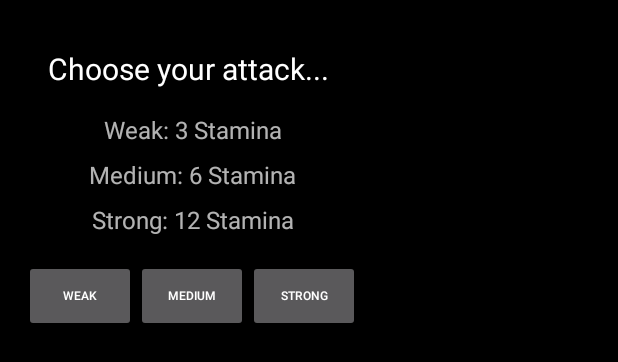
After one commit to Hhwhiskey/RPG, an Android app: the layout dialog_attack.xml on its own in the app's theme, with its tools: preview values and no code run, on a phone screen of 412 x 824 dp. The commit adds this screen. Shown: the top 362 px of the screen. Run offline under Robolectric (Android 15) with nearby library versions, the phone set to English and light mode, and no system bars.

Commit message:
dialog and class fixes

```diff
--- a/app/src/main/AndroidManifest.xml
+++ b/app/src/main/AndroidManifest.xml
@@ -9,6 +9,7 @@
         android:label="@string/app_name"
         android:supportsRtl="true"
         android:theme="@style/AppTheme.NoActionBar">
+
         <service android:name=".utils.MusicService" android:stopWithTask="true" />
 
         <activity
--- a/app/src/main/java/com/kevinhodges/dragonborn/activities/TitleActivity.java
+++ b/app/src/main/java/com/kevinhodges/dragonborn/activities/TitleActivity.java
@@ -35,8 +35,6 @@ public class TitleActivity extends AppCompatActivity {
         setContentView(R.layout.activity_title);
 
         getWindow().setFlags(WindowManager.LayoutParams.FLAG_FULLSCREEN, WindowManager.LayoutParams.FLAG_FULLSCREEN);
-
-        isActivityIntent = false;
 
         sharedPreferences = PreferenceManager.getDefaultSharedPreferences(getBaseContext());
         editor = sharedPreferences.edit();
--- a/app/src/main/java/com/kevinhodges/dragonborn/races/Faerie.java
+++ b/app/src/main/java/com/kevinhodges/dragonborn/races/Faerie.java
@@ -12,7 +12,8 @@ public class Faerie extends Uman {
     private int gold = 10;
 
     private boolean massiveWeapons = false;
-    private String trait = "2 attacks before taking any damage and very high attack power.";
+    private String trait = "2 attacks before taking any damage and cannot be ambushed, even while resting.";
+    private String special = "Teleport - Gain distance and get 2 free attacks on same target";
 
     public Faerie() {
 
--- a/app/src/main/java/com/kevinhodges/dragonborn/races/Loken.java
+++ b/app/src/main/java/com/kevinhodges/dragonborn/races/Loken.java
@@ -7,12 +7,13 @@ public class Loken extends Uman {
 
     private int health = 100;
     private int stamina = 100;
-    private int attackPower = 150;
+    private int attackPower = 200;
     private int armor = 10;
     private int gold = 10;
 
     private boolean massiveWeapons = true;
-    private String trait = "Massive weapons and misses do not use stamina.";
+    private String trait = "Massive weapons and misses don't use stamina.";
+    private String special = "Whirlwind - Attacks all enemies instead of one.";
 
     public Loken() {
 
--- a/app/src/main/java/com/kevinhodges/dragonborn/races/Risen.java
+++ b/app/src/main/java/com/kevinhodges/dragonborn/races/Risen.java
@@ -12,7 +12,8 @@ public class Risen extends Uman {
     private int gold = 10;
 
     private boolean massiveWeapons = false;
-    private String trait = "Very high stamina and the ability to drain life from enemies.";
+    private String trait = "Very high stamina.";
+    private String special = "Drain life - Drain your strong attack amount from enemy and fill your health.";
 
 
     public Risen () {
--- a/app/src/main/java/com/kevinhodges/dragonborn/races/Uman.java
+++ b/app/src/main/java/com/kevinhodges/dragonborn/races/Uman.java
@@ -13,6 +13,7 @@ public class Uman {
 
     private boolean massiveWeapons = false;
     private String trait = "Very high health and better armor.";
+    private String special = "Shield wall - Take no damage this turn";
 
     public Uman() {
 
--- a/app/src/main/res/animator/dialog_show.xml
+++ b/app/src/main/res/animator/dialog_show.xml
@@ -1,7 +1,8 @@
 <?xml version="1.0" encoding="utf-8"?>
 <set xmlns:android="http://schemas.android.com/apk/res/android">
 
-    <alpha android:fromAlpha="0.0"
+    <alpha
+        android:fromAlpha="0.0"
         android:toAlpha="1.0"
         android:interpolator="@android:anim/accelerate_interpolator"
         android:duration="250"
--- /dev/null
+++ b/app/src/main/res/layout/dialog_attack.xml
@@ -0,0 +1,112 @@
+<?xml version="1.0" encoding="utf-8"?>
+<RelativeLayout xmlns:android="http://schemas.android.com/apk/res/android"
+    xmlns:tools="http://schemas.android.com/tools"
+    android:layout_width="match_parent"
+    android:layout_height="match_parent"
+    android:paddingBottom="@dimen/activity_vertical_margin"
+    android:paddingLeft="@dimen/activity_horizontal_margin"
+    android:paddingRight="@dimen/activity_horizontal_margin"
+    android:paddingTop="@dimen/activity_vertical_margin"
+    tools:context=".MainActivity"
+    android:background="#000000">
+
+  <LinearLayout
+      android:layout_width="wrap_content"
+      android:layout_height="wrap_content"
+      android:id="@+id/AttackOptionsLinearLayout"
+      android:background="@color/colorPrimary"
+      android:orientation="vertical"
+      android:layout_alignParentTop="true"
+      android:layout_alignParentLeft="true"
+      android:layout_alignParentStart="true">
+
+      <TextView
+          android:layout_width="wrap_content"
+          android:layout_height="wrap_content"
+          android:text="Choose your attack... "
+          android:id="@+id/textView6"
+          android:layout_alignParentTop="true"
+          android:layout_alignParentLeft="true"
+          android:layout_alignParentStart="true"
+          android:layout_margin="16dp"
+          android:textColor="#FFFFFF"
+          android:textSize="20dp" />
+
+      <TextView
+          android:layout_width="match_parent"
+          android:layout_height="wrap_content"
+          android:text="Weak: 3 Stamina"
+          android:id="@+id/textView8"
+          android:layout_centerVertical="true"
+          android:layout_alignLeft="@+id/textView6"
+          android:layout_alignStart="@+id/textView6"
+          android:gravity="center_horizontal"
+          android:layout_marginBottom="8dp"
+          android:textSize="16dp" />
+
+      <TextView
+          android:layout_width="match_parent"
+          android:layout_height="wrap_content"
+          android:text="Medium: 6 Stamina"
+          android:id="@+id/textView7"
+          android:layout_below="@+id/textView6"
+          android:layout_alignLeft="@+id/textView8"
+          android:layout_alignStart="@+id/textView8"
+          android:gravity="center_horizontal"
+          android:layout_marginBottom="8dp"
+          android:textSize="16dp" />
+
+      <TextView
+          android:layout_width="match_parent"
+          android:layout_height="wrap_content"
+          android:text="Strong: 12 Stamina"
+          android:layout_below="@+id/textView7"
+          android:layout_alignLeft="@+id/textView8"
+          android:layout_alignStart="@+id/textView8"
+          android:gravity="center_horizontal"
+          android:layout_marginBottom="16dp"
+          android:textSize="16dp" />
+
+  </LinearLayout>
+
+    <LinearLayout
+        android:orientation="horizontal"
+        android:layout_width="match_parent"
+        android:layout_height="wrap_content"
+        android:layout_below="@+id/AttackOptionsLinearLayout"
+        android:layout_alignRight="@+id/AttackOptionsLinearLayout"
+        android:layout_alignEnd="@+id/AttackOptionsLinearLayout">
+
+        <Button
+            android:id="@+id/dialog_button_weak_attack"
+            android:layout_width="0dp"
+            android:layout_height="wrap_content"
+            android:layout_below="@+id/textView6"
+            android:layout_alignParentLeft="true"
+            android:layout_alignParentStart="true"
+            android:layout_weight="1"
+            android:text="Weak"
+            android:textSize="8dp" />
+
+        <Button
+            android:id="@+id/dialog_button_medium_attack"
+            android:layout_width="0dp"
+            android:layout_height="wrap_content"
+            android:layout_below="@+id/textView6"
+            android:layout_toLeftOf="@+id/dialog_button_strong_attack"
+            android:layout_toStartOf="@+id/dialog_button_strong_attack"
+            android:layout_weight="1"
+            android:text="Medium"
+            android:textSize="8dp" />
+
+        <Button
+            android:id="@+id/dialog_button_strong_attack"
+            android:layout_width="0dp"
+            android:layout_height="wrap_content"
+            android:layout_below="@+id/textView6"
+            android:layout_centerHorizontal="true"
+            android:layout_weight="1"
+            android:text="Strong"
+            android:textSize="8dp" />
+    </LinearLayout>
+</RelativeLayout>
--- a/app/src/main/res/values/colors.xml
+++ b/app/src/main/res/values/colors.xml
@@ -1,8 +1,8 @@
 <?xml version="1.0" encoding="utf-8"?>
 <resources>
-    <color name="colorPrimary">#3F51B5</color>
-    <color name="colorPrimaryDark">#303F9F</color>
-    <color name="colorAccent">#FF4081</color>
+    <color name="colorPrimary">#000000</color>
+    <color name="colorPrimaryDark">#000000</color>
+    <color name="colorAccent">#FFFFFF</color>
     <color name="colorBackground">#000000</color>
     <color name="colorPrimaryText">#FFFFFF</color>
     <color name="colorDialogBox">#7d000000</color>
--- a/app/src/main/res/values/styles.xml
+++ b/app/src/main/res/values/styles.xml
@@ -1,7 +1,7 @@
 <resources>
 
     <!-- Base application theme. -->
-    <style name="AppTheme" parent="Theme.AppCompat.Light.DarkActionBar">
+    <style name="AppTheme" parent="Theme.AppCompat.NoActionBar">
         <!-- Customize your theme here. -->
         <item name="colorPrimary">@color/colorPrimary</item>
         <item name="colorPrimaryDark">@color/colorPrimaryDark</item>
@@ -19,20 +19,16 @@
     </style>
 
 
-    <style name="MyAlertDialogStyle" parent="android:Theme.Holo.Dialog">
+    <style name="MyAlertDialogStyle" parent="@android:style/Theme.Dialog">
         <!-- Used for the buttons -->
         <item name="colorAccent">#000000</item>
         <!-- Used for the title and text -->
         <item name="android:textColorPrimary">#FFFFFF</item>
         <!-- Used for the background -->
         <item name="android:background">#000000</item>
-
         <item name="android:windowBackground">@android:color/transparent</item>
+        <item name="android:textColor">#FFFFFF</item>
 
     </style>
 
-    <style name="AppTheme.AppBarOverlay" parent="ThemeOverlay.AppCompat.Dark.ActionBar" />
-
-    <style name="AppTheme.PopupOverlay" parent="ThemeOverlay.AppCompat.Light" />
-
 </resources>
```
Also changed, not shown: app/src/main/java/com/kevinhodges/dragonborn/MainActivity.java (+108 -13 lines), app/src/main/java/com/kevinhodges/dragonborn/activities/RaceSelectActivity.java (+3 -9 lines), app/src/main/res/layout/activity_main.xml (+8 -8 lines).
